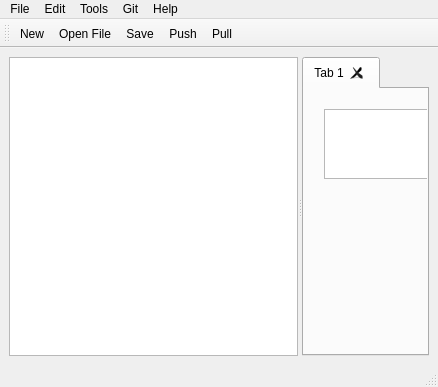
Above: gui_v1/mainwindow.ui from jennifer4569/CoCode before the change. Below: the same form after it.
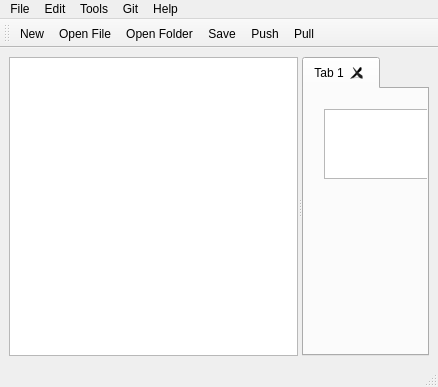
That is the form after the change. Icons and pictures are not drawn. Custom widgets are drawn as their Qt base class.

Patch:
```diff
--- a/gui_v1/mainwindow.ui
+++ b/gui_v1/mainwindow.ui
@@ -142,6 +142,7 @@
    </attribute>
    <addaction name="actionNew"/>
    <addaction name="actionOpen_File"/>
+   <addaction name="actionOpen_Folder"/>
    <addaction name="actionSave"/>
    <addaction name="actionPush"/>
    <addaction name="actionPull"/>
@@ -289,6 +290,11 @@
     <string>Pull</string>
    </property>
   </action>
+  <action name="actionOpen_Folder">
+   <property name="text">
+    <string>Open Folder</string>
+   </property>
+  </action>
  </widget>
  <customwidgets>
   <customwidget>
```
Left out of the diff: 2 changed lines with no effect on the pictures.
